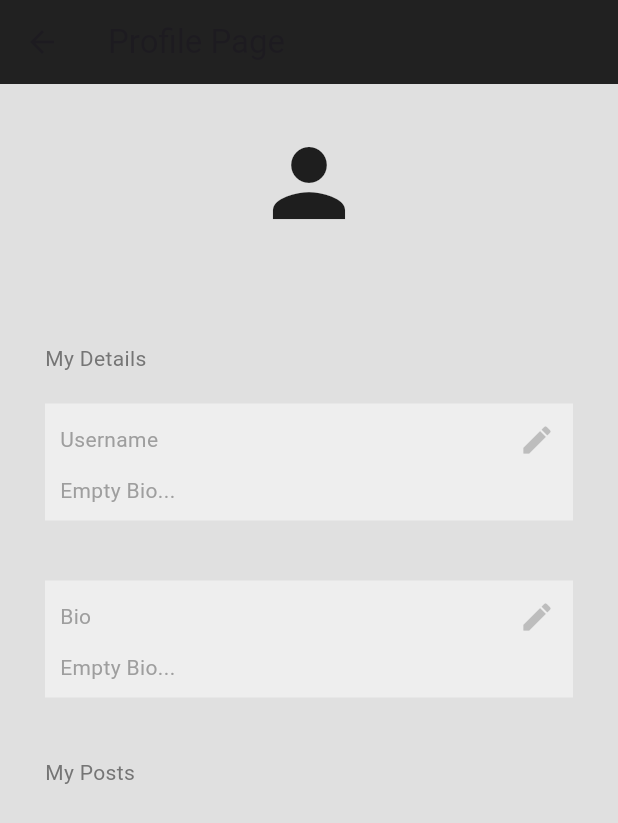
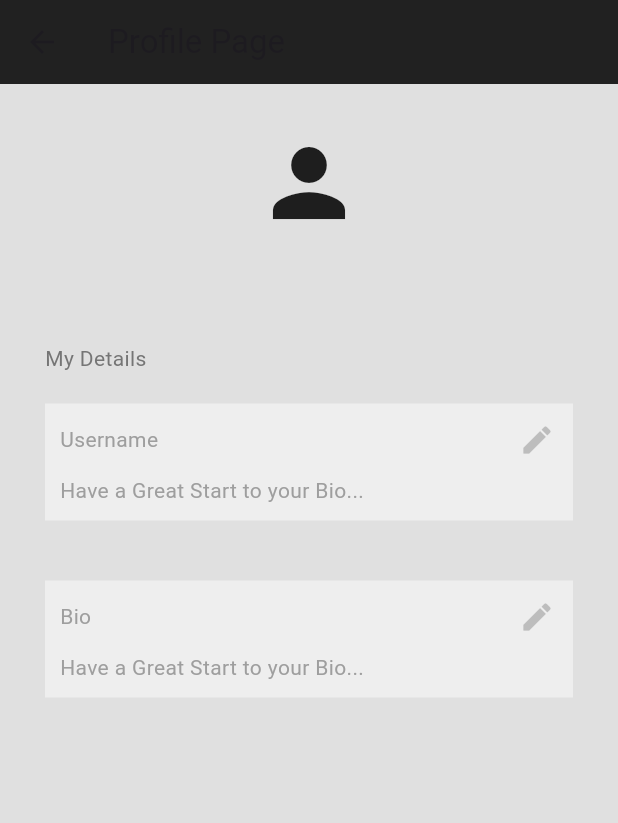
Before and after one commit to amankumarsingh3658/The-Wall, a Flutter app: the ProfilePage screen opened directly, on a phone screen of 412 x 824 dp. Shown: the top 823 px of the screen. Run offline on Flutter 3.47's test engine with Material 3 defaults, Android fonts, the phone set to English and light mode, and no system bars; our stand-ins replace cloud_firestore, firebase_auth, firebase_core; accounts and stored records are empty.

Commit message:
Minor change in bio

```diff
--- a/lib/components/text_box.dart
+++ b/lib/components/text_box.dart
@@ -40,7 +40,7 @@ class MyTextBox extends StatelessWidget {
             ),
             // Text
             text.isEmpty
-                ? Text("Empty Bio...", style: TextStyle(color: Colors.grey))
+                ? Text("Have a Great Start to your Bio...", style: TextStyle(color: Colors.grey))
                 : Text(text),
           ],
         ),
--- a/lib/pages/profile_page.dart
+++ b/lib/pages/profile_page.dart
@@ -127,14 +127,6 @@ class _ProfilePageState extends State<ProfilePage> {
                       text: userData['bio'],
                       onPressed: () => editField('bio'),
                     ),
-                    // Posts Section
-                    SizedBox(
-                      height: 20,
-                    ),
-                    Text(
-                      "My Posts",
-                      style: TextStyle(color: Colors.grey[600]),
-                    ),
                   ],
                 ),
               );
```
